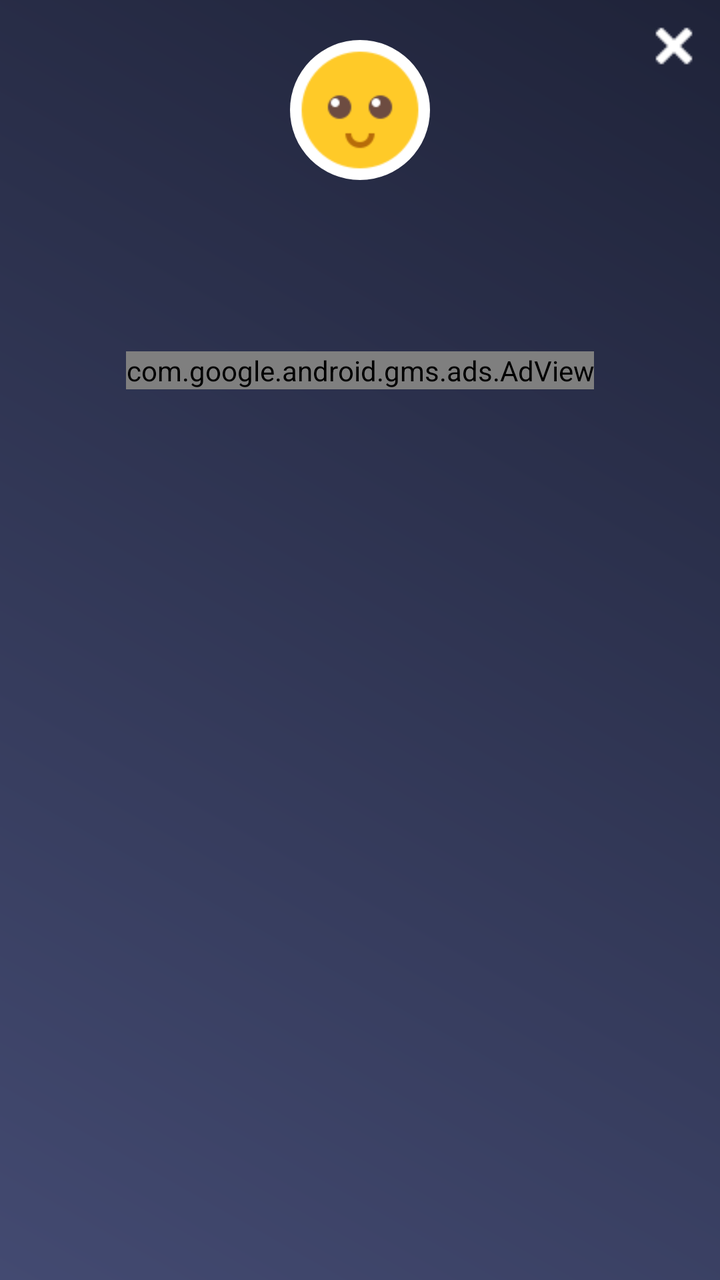
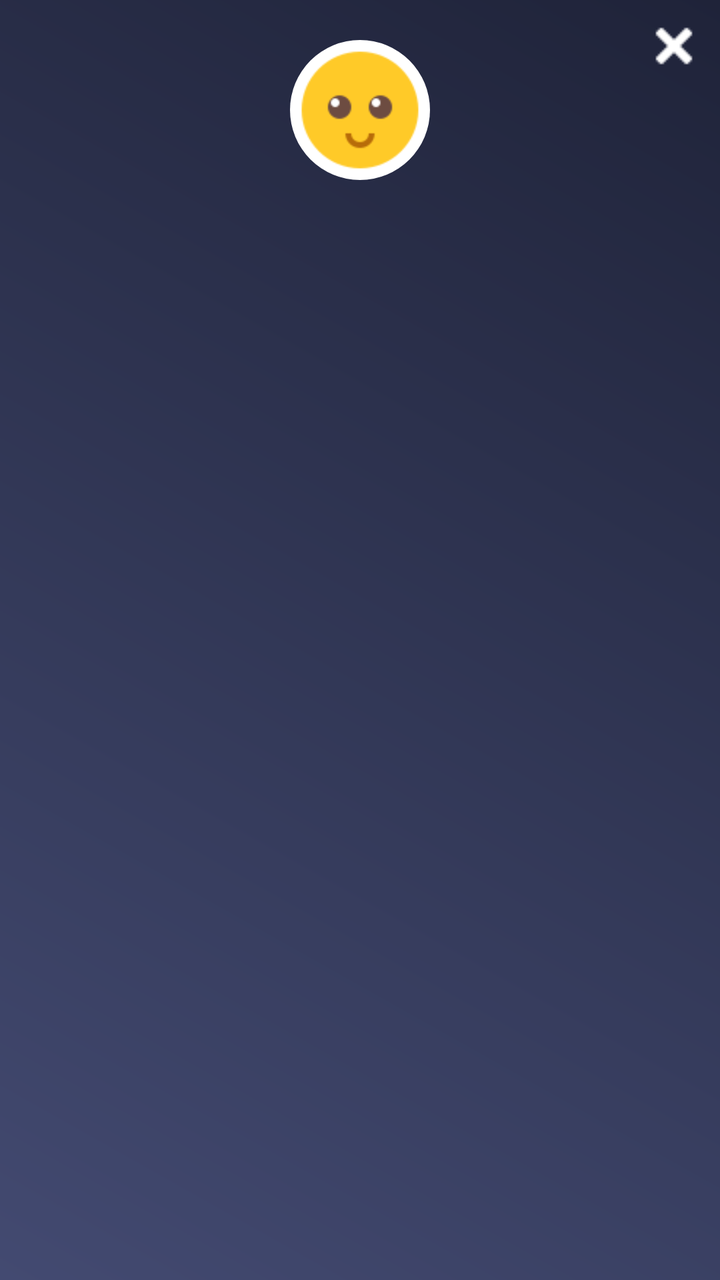

An Android layout rendered at two revisions. The XML below is the earlier revision; the diff shows what the commit changed to produce the second picture.
<!-- AndroidManifest.xml: application theme AppTheme -->
<!-- res/layout/popup_ideal_body_weight_result.xml -->
<?xml version="1.0" encoding="utf-8"?>
<RelativeLayout xmlns:android="http://schemas.android.com/apk/res/android"
    xmlns:aapt="http://schemas.android.com/aapt"
    xmlns:app="http://schemas.android.com/apk/res-auto"
    android:layout_width="280dp"
    android:layout_height="wrap_content"
    android:background="@drawable/a1_grad"
    android:orientation="vertical">

    <ImageView
        android:id="@+id/iv_close"
        android:layout_width="wrap_content"
        android:layout_height="wrap_content"
        android:layout_alignParentRight="true"
        android:layout_gravity="top|bottom|left|right|center_vertical|fill_vertical|center_horizontal|fill_horizontal|center|fill|start|end"
        android:layout_margin="5dp"
        android:padding="5dp"
        android:src="@drawable/ic_close" />

    <ImageView
        android:id="@+id/iv_imoji"
        android:layout_width="70dp"
        android:layout_height="70dp"
        android:layout_centerHorizontal="true"
        android:layout_marginTop="20dp"
        android:background="@drawable/rounded_corner_imoji"
        android:src="@drawable/imoji_default" />

    <TextView
        android:id="@+id/tv_ideal_weight"
        android:layout_width="match_parent"
        android:layout_height="wrap_content"
        android:layout_below="@+id/iv_imoji"
        android:layout_marginLeft="10dp"
        android:layout_marginTop="10dp"
        android:layout_marginRight="10dp"
        android:gravity="center"
        android:paddingTop="5dp"
        android:textColor="@color/white"
        android:textSize="@dimen/textsize_16"
        android:textStyle="bold" />

    <TextView
        android:id="@+id/tv_ideal_weight_range"
        android:layout_width="match_parent"
        android:layout_height="wrap_content"
        android:layout_below="@+id/tv_ideal_weight"
        android:layout_margin="10dp"
        android:layout_marginBottom="5dp"
        android:gravity="center"
        android:padding="5dp"
        android:paddingTop="5dp"
        android:paddingBottom="10dp"
        android:textColor="@color/white"
        android:textSize="@dimen/textsize_14"
        android:visibility="visible" />

    <include
        android:id="@+id/ad_layout"
        layout="@layout/native_ad_popup"
        android:layout_width="match_parent"
        android:layout_height="wrap_content"
        android:layout_below="@+id/tv_ideal_weight_range"
        android:layout_gravity="center" />
</RelativeLayout>
<!-- res/layout/native_ad_popup.xml (included above) -->
<?xml version="1.0" encoding="utf-8"?>
<LinearLayout xmlns:android="http://schemas.android.com/apk/res/android"
    xmlns:aapt="http://schemas.android.com/aapt"
    xmlns:app="http://schemas.android.com/apk/res-auto"
    android:layout_width="match_parent"
    android:layout_height="match_parent"
    android:orientation="vertical">

    <com.google.android.gms.ads.AdView
        android:id="@+id/adView"
        android:layout_width="wrap_content"
        android:layout_height="wrap_content"
        android:layout_above="@+id/ll_footer_menu"
        android:layout_gravity="center"
        app:adSize="280x50"
        app:adUnitId="@string/banner_ad_two" />
</LinearLayout>
<!-- resources referenced by this layout -->
<resources>
  <color name="white">#ffffff</color>
  <dimen name="textsize_14">14sp</dimen>
  <dimen name="textsize_16">16sp</dimen>
  <!-- drawable a1_grad (drawable) -->
  <?xml version="1.0" encoding="utf-8"?>
  <shape xmlns:android="http://schemas.android.com/apk/res/android">
      <gradient
          android:angle="225"
          android:endColor="#434A71"
          android:startColor="#1F2339" />
  
  
  </shape>
  <!-- drawable ic_close: png bitmap (drawable, 258 bytes) -->
  <!-- drawable imoji_default: png bitmap (drawable, 2394 bytes) -->
  <!-- drawable rounded_corner_imoji (drawable) -->
  <?xml version="1.0" encoding="utf-8"?>
  <shape xmlns:android="http://schemas.android.com/apk/res/android"
      xmlns:aapt="http://schemas.android.com/aapt"
      xmlns:app="http://schemas.android.com/apk/res-auto"
      android:shape="rectangle">
      <solid android:color="#ffffff" />
      <stroke
          android:width="0dp"
          android:color="#06000d" />
      <padding
          android:bottom="0dp"
          android:left="0dp"
          android:right="0dp"
          android:top="0dp" />
      <corners android:radius="35dp" />
  </shape>
  <string name="banner_ad_two">ca-app-pub-2957577039807154/5214904011</string>
  <style name="AppTheme" parent="Theme.AppCompat.Light.DarkActionBar">
          
          <item name="colorPrimary">@color/colorPrimary</item>
          <item name="colorPrimaryDark">@color/colorPrimaryDark</item>
          <item name="colorAccent">@color/colorAccent</item>
      </style>
  <color name="colorPrimary">#434A71</color>
  <color name="colorPrimaryDark">#1F2339</color>
  <color name="colorAccent">#1F2339</color>
</resources>

<!-- the commit's change to res/layout/popup_ideal_body_weight_result.xml (unified diff, before → after) -->
@@ -55,29 +55,14 @@
         android:textSize="@dimen/textsize_14"
         android:visibility="visible" />
 
-    <include
-        android:id="@+id/ad_layout"
-        layout="@layout/native_ad_popup"
+
+    <LinearLayout
+        android:id="@+id/normal_ad_include"
         android:layout_width="match_parent"
         android:layout_height="wrap_content"
-        android:layout_below="@+id/tv_ideal_weight_range"
-        android:layout_gravity="center" />
+        android:orientation="vertical"
+        android:gravity="center"
+        android:layout_below="@+id/tv_ideal_weight_range"/>
+
+
 </RelativeLayout>
-<!-- res/layout/native_ad_popup.xml (included above) -->
-<?xml version="1.0" encoding="utf-8"?>
-<LinearLayout xmlns:android="http://schemas.android.com/apk/res/android"
-    xmlns:aapt="http://schemas.android.com/aapt"
-    xmlns:app="http://schemas.android.com/apk/res-auto"
-    android:layout_width="match_parent"
-    android:layout_height="match_parent"
-    android:orientation="vertical">
-
-    <com.google.android.gms.ads.AdView
-        android:id="@+id/adView"
-        android:layout_width="wrap_content"
-        android:layout_height="wrap_content"
-        android:layout_above="@+id/ll_footer_menu"
-        android:layout_gravity="center"
-        app:adSize="280x50"
-        app:adUnitId="@string/banner_ad_two" />
-</LinearLayout>
<!-- resource entries referenced after the edit -->
@@ -32,7 +32,6 @@
           android:top="0dp" />
       <corners android:radius="35dp" />
   </shape>
-  <string name="banner_ad_two">ca-app-pub-2957577039807154/5214904011</string>
   <style name="AppTheme" parent="Theme.AppCompat.Light.DarkActionBar">
           
           <item name="colorPrimary">@color/colorPrimary</item>
